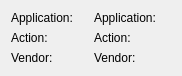
KDE/polkit-kde-agent-1, file authdetails.ui: the form before one commit.
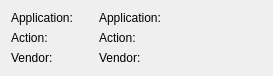
The form after the commit. Custom widgets are drawn as their Qt base class.

Commit message: Created KCM

What changed in the file:
```diff
--- a/authdetails.ui
+++ b/authdetails.ui
@@ -5,8 +5,8 @@
    <rect>
     <x>0</x>
     <y>0</y>
-    <width>182</width>
-    <height>73</height>
+    <width>273</width>
+    <height>64</height>
    </rect>
   </property>
   <property name="sizePolicy" >
@@ -23,7 +23,7 @@
      </property>
     </widget>
    </item>
-   <item row="0" column="1" >
+   <item row="0" column="2" colspan="2" >
     <widget class="QLabel" name="app_label" >
      <property name="text" >
       <string>Application:</string>
@@ -37,13 +37,6 @@
      </property>
     </widget>
    </item>
-   <item row="1" column="1" >
-    <widget class="QLabel" name="action_label" >
-     <property name="text" >
-      <string>Action:</string>
-     </property>
-    </widget>
-   </item>
    <item row="2" column="0" >
     <widget class="QLabel" name="label_5" >
      <property name="text" >
@@ -51,13 +44,20 @@
      </property>
     </widget>
    </item>
-   <item row="2" column="1" >
+   <item row="2" column="2" colspan="2" >
     <widget class="KUrlLabel" name="vendor_label" >
      <property name="text" >
       <string>Vendor:</string>
      </property>
     </widget>
    </item>
+   <item row="1" column="2" colspan="2" >
+    <widget class="KUrlLabel" name="action_label" >
+     <property name="text" >
+      <string>Action:</string>
+     </property>
+    </widget>
+   </item>
   </layout>
  </widget>
  <customwidgets>
```
The commit also changes 2 other files.
